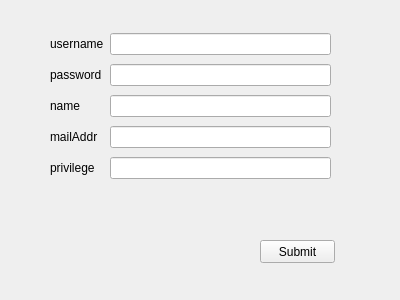
RebeccaPan/Train_Ticket, file src_client/add_user.ui: the form before one commit.
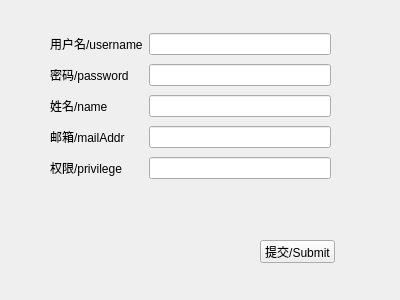
The form after the commit.

Commit message: Tested with User problem yet to be solved

```diff
--- a/src_client/add_user.ui
+++ b/src_client/add_user.ui
@@ -26,7 +26,7 @@
     <item row="1" column="0">
      <widget class="QLabel" name="label_2_p">
       <property name="text">
-       <string>password</string>
+       <string>密码/password</string>
       </property>
      </widget>
     </item>
@@ -48,28 +48,28 @@
     <item row="4" column="0">
      <widget class="QLabel" name="label_5_g">
       <property name="text">
-       <string>privilege</string>
+       <string>权限/privilege</string>
       </property>
      </widget>
     </item>
     <item row="3" column="0">
      <widget class="QLabel" name="label_4_m">
       <property name="text">
-       <string>mailAddr</string>
+       <string>邮箱/mailAddr</string>
       </property>
      </widget>
     </item>
     <item row="0" column="0">
      <widget class="QLabel" name="label_1_u">
       <property name="text">
-       <string>username</string>
+       <string>用户名/username</string>
       </property>
      </widget>
     </item>
     <item row="2" column="0">
      <widget class="QLabel" name="label_3_n">
       <property name="text">
-       <string>name</string>
+       <string>姓名/name</string>
       </property>
      </widget>
     </item>
@@ -85,7 +85,7 @@
     </rect>
    </property>
    <property name="text">
-    <string>Submit</string>
+    <string>提交/Submit</string>
    </property>
   </widget>
  </widget>
```
Left out of the diff: 2 changed lines with no effect on the pictures. The commit also changes 16 other files.
